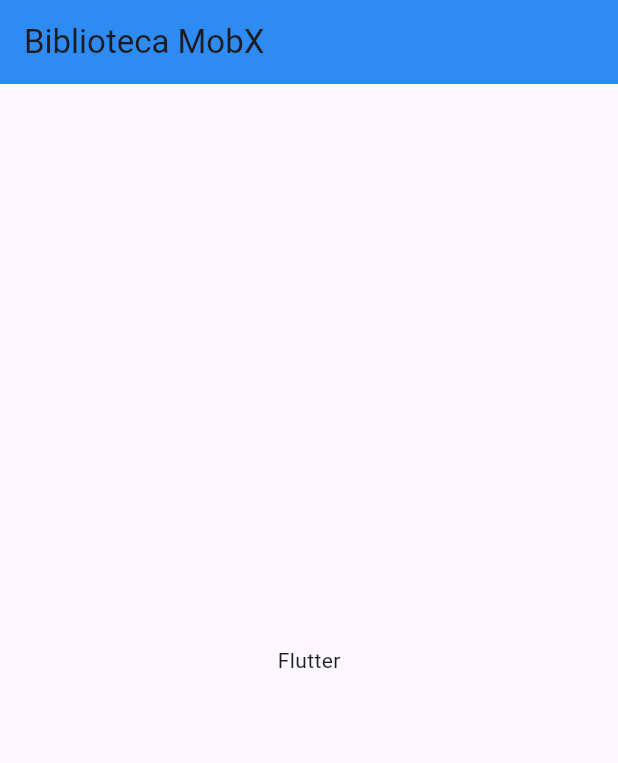
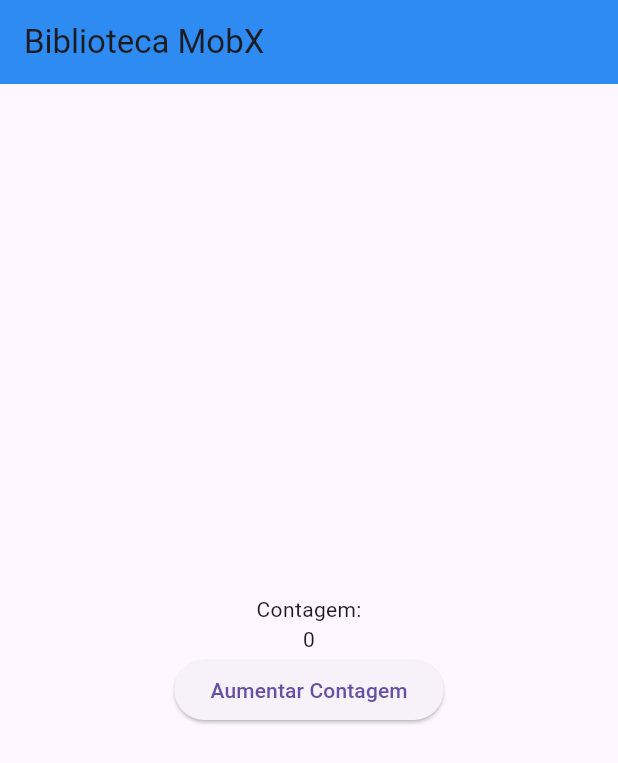
Before and after one commit to Henricknen/Flutter, a Flutter app: the screen it shows after launch, on a phone screen of 412 x 824 dp. Shown: the top 763 px of the screen. Run offline on Flutter 3.47's test engine with Material 3 defaults, Android fonts, the phone set to English and light mode, and no system bars; our stand-ins replace flutter_mobx, mobx; generated files the repository leaves out were written again.

Commit message:
finalizando_contador_utilizando_biblioteca_'mobx'_que_gerencia_o_estado_do_app_baseado_em_conceito_de_programacao_reativa

```diff
--- a/contador_mobx/lib/pages/Home.dart
+++ b/contador_mobx/lib/pages/Home.dart
@@ -1,4 +1,8 @@
 import 'package:flutter/material.dart';
+import 'package:flutter_mobx/flutter_mobx.dart';
+
+import '../stores/contador.dart';       // importando 'store'
+final contador = Contador();    // 'instançiando' o contador
 
 class HomeScreen extends StatelessWidget {
 
@@ -9,13 +13,20 @@ class HomeScreen extends StatelessWidget {
                 backgroundColor: Color(0xFF2E8BF1),
                 title: Text('Biblioteca MobX'),
             ),
-            body: Center(
+            body: Observer(     // 'Observer' é um observador onde será montada a tela
+                builder: (_) => Center(     // tela
                 child: Column(
                     mainAxisAlignment: MainAxisAlignment.center,
                     children: <Widget>[
-                        Text('Flutter')
+                        Text('Contagem:'),
+                        Text('${contador.valor}'),
+                    ElevatedButton(
+                        child: Text('Aumentar Contagem'),
+                        onPressed: contador.aumentar,   // passando declarção da função aumentar
+                    )
                     ],
                 ),
+            ),
             )
         );
     }
```
Also changed, not shown: contador_mobx/flutter_01.png (added).
